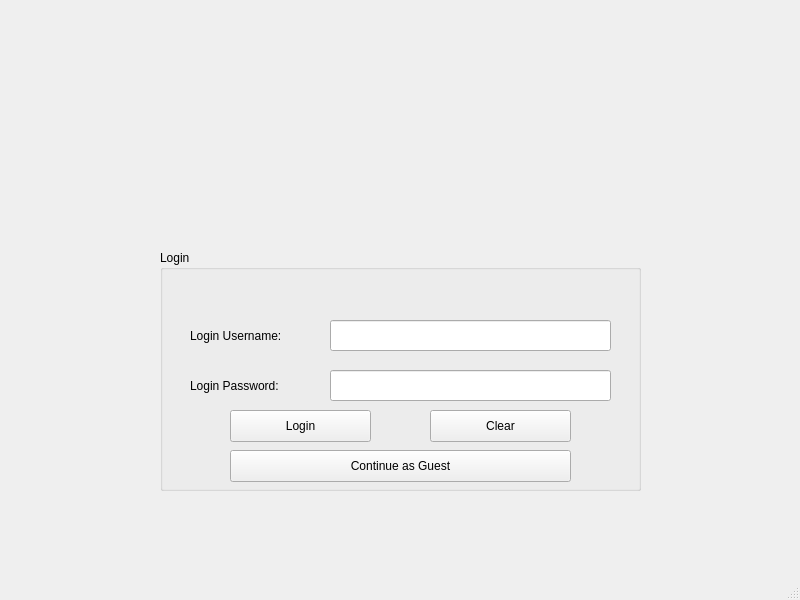
Qt form CS1CProject/mainwindow.ui (SnazofSnaz/QT) before a commit.
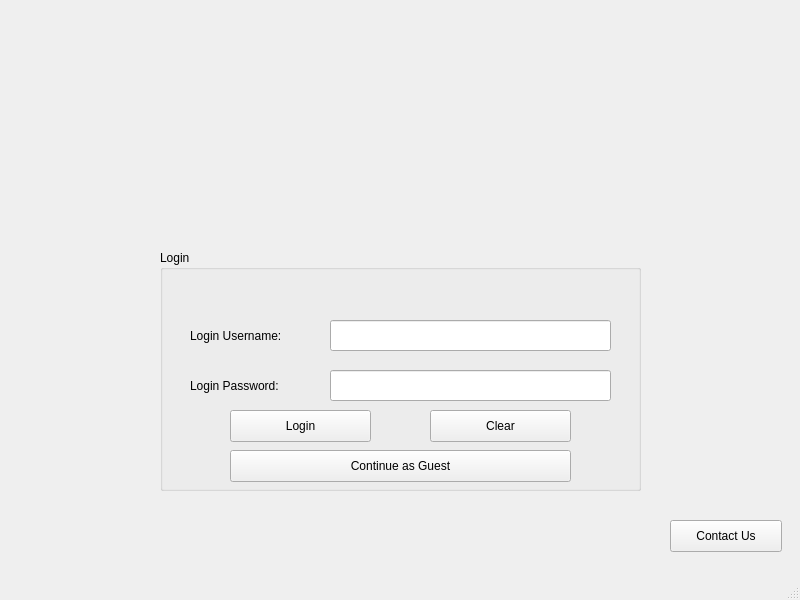
The same form after that commit.

```diff
--- a/CS1CProject/mainwindow.ui
+++ b/CS1CProject/mainwindow.ui
@@ -20,7 +20,7 @@
       <x>10</x>
       <y>0</y>
       <width>781</width>
-      <height>531</height>
+      <height>581</height>
      </rect>
     </property>
     <property name="currentIndex">
@@ -131,16 +131,29 @@
      <widget class="QLabel" name="label5">
       <property name="geometry">
        <rect>
-        <x>290</x>
-        <y>60</y>
-        <width>341</width>
-        <height>191</height>
+        <x>210</x>
+        <y>0</y>
+        <width>421</width>
+        <height>291</height>
        </rect>
       </property>
       <property name="text">
        <string/>
       </property>
      </widget>
+     <widget class="QPushButton" name="ContactUs">
+      <property name="geometry">
+       <rect>
+        <x>660</x>
+        <y>520</y>
+        <width>112</width>
+        <height>32</height>
+       </rect>
+      </property>
+      <property name="text">
+       <string>Contact Us</string>
+      </property>
+     </widget>
     </widget>
     <widget class="QWidget" name="AdminLandingPage">
      <widget class="QLabel" name="label_4">
```
Left out of the diff: 19 changed lines with no effect on the pictures.
